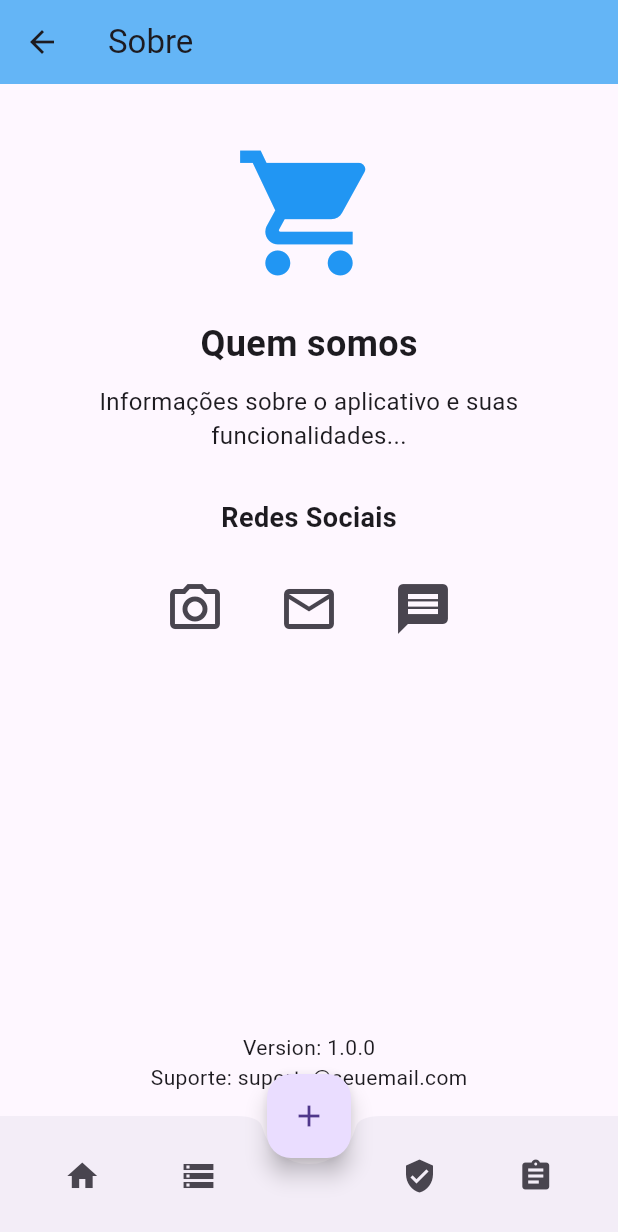
After one commit to LucasGoulartsl/Syncrol-, a Flutter app: the AboutPage screen opened directly, after a tap on the "email" icon, on a phone screen of 412 x 824 dp. The commit adds this screen. Shown: the top 1232 px of the screen. Run offline on Flutter 3.47's test engine with Material 3 defaults, Android fonts, the phone set to English and light mode, and no system bars; our stand-ins replace flutter_secure_storage, google_fonts; missing offline and left inert: mongo_dart; accounts and stored records are empty.

Commit message:
tela about adicionada

```diff
--- a/analysis_options.yaml
+++ b/analysis_options.yaml
@@ -9,6 +9,7 @@
 # packages, and plugins designed to encourage good coding practices.
 analyzer:
   errors:
+    deprecated_member_use: ignore
     unused_import: ignore
 include: package:flutter_lints/flutter.yaml
 
--- /dev/null
+++ b/lib/views/about_view.dart
@@ -0,0 +1,130 @@
+import 'package:flutter/material.dart';
+import 'package:url_launcher/url_launcher.dart';
+
+class AboutPage extends StatelessWidget {
+  const AboutPage({super.key});
+
+  // Funções para redirecionamento às redes sociais
+  void _launchInstagram() async {
+    const url =
+        'https://www.instagram.com/sampa.019'; //link do Instagram
+    if (await canLaunch(url)) {
+      await launch(url);
+    } else {
+      throw 'Não foi possível abrir $url';
+    }
+  }
+
+  void _launchEmail() async {
+    final Uri emailUri = Uri(
+      scheme: 'mailto',
+      path: 'lukasoliveiraoficial55@gmail.com', //  email
+      query: 'subject=Contato pelo App', // Assunto do email
+    );
+    if (await canLaunch(emailUri.toString())) {
+      await launch(emailUri.toString());
+    } else {
+      throw 'Não foi possível enviar o email';
+    }
+  }
+
+  void _launchTwitter() async {
+    const url = 'https://twitter.com/seu_perfil'; //link do Twitter
+    if (await canLaunch(url)) {
+      await launch(url);
+    } else {
+      throw 'Não foi possível abrir $url';
+    }
+  }
+
+  @override
+  Widget build(BuildContext context) {
+    return Scaffold(
+      appBar: AppBar(
+        title: const Text('Sobre'),
+        backgroundColor: Colors.blue[300],
+      ),
+      body: Padding(
+        padding: const EdgeInsets.all(16.0),
+        child: Column(
+          crossAxisAlignment: CrossAxisAlignment.center,
+          children: [
+            const SizedBox(height: 20),
+            const Icon(
+              Icons.shopping_cart, // Seu ícone personalizado aqui
+              size: 100,
+              color: Colors.blue,
+            ),
+            const SizedBox(height: 20),
+            const Text(
+              'Quem somos',
+              style: TextStyle(
+                fontSize: 24,
+                fontWeight: FontWeight.bold,
+              ),
+            ),
+            const SizedBox(height: 10),
+            const Text(
+              'Informações sobre o aplicativo e suas funcionalidades...',
+              textAlign: TextAlign.center,
+              style: TextStyle(fontSize: 16),
+            ),
+            const SizedBox(height: 30),
+            const Text(
+              'Redes Sociais',
+              style: TextStyle(
+                fontSize: 18,
+                fontWeight: FontWeight.bold,
+              ),
+            ),
+            const SizedBox(height: 20),
+            Row(
+              mainAxisAlignment: MainAxisAlignment.center,
+              children: [
+                IconButton(
+                  icon: const Icon(
+                      Icons.camera_alt_outlined), // ícone do Instagram
+                  onPressed: _launchInstagram,
+                  iconSize: 40,
+                ),
+                const SizedBox(width: 20),
+                IconButton(
+                  icon: const Icon(Icons.email_outlined), // ícone do Gmail
+                  onPressed: _launchEmail,
+                  iconSize: 40,
+                ),
+                const SizedBox(width: 20),
+                IconButton(
+                  icon: const Icon(Icons.message), // ícone do Twitter
+                  onPressed: _launchTwitter,
+                  iconSize: 40,
+                ),
+              ],
+            ),
+            const Spacer(),
+            const Text('Version: 1.0.0'),
+            const Text('Suporte: suporte@seuemail.com'),
+          ],
+        ),
+      ),
+      bottomNavigationBar: BottomAppBar(
+        shape: const CircularNotchedRectangle(),
+        child: Row(
+          mainAxisAlignment: MainAxisAlignment.spaceAround,
+          children: [
+            IconButton(icon: const Icon(Icons.home), onPressed: () {}),
+            IconButton(icon: const Icon(Icons.storage), onPressed: () {}),
+            const SizedBox(width: 40), // Espaço para o FloatingActionButton
+            IconButton(icon: const Icon(Icons.verified_user), onPressed: () {}),
+            IconButton(icon: const Icon(Icons.assignment), onPressed: () {}),
+          ],
+        ),
+      ),
+      floatingActionButton: FloatingActionButton(
+        onPressed: () {},
+        child: const Icon(Icons.add),
+      ),
+      floatingActionButtonLocation: FloatingActionButtonLocation.centerDocked,
+    );
+  }
+}
--- a/pubspec.yaml
+++ b/pubspec.yaml
@@ -40,6 +40,7 @@ dependencies:
   mongo_dart: ^0.10.3
   http: ^1.2.2
   flutter_secure_storage: ^9.2.2
+  url_launcher: ^6.3.1
 
 dev_dependencies:
   flutter_test:
```
Also changed, not shown: lib/controller/control_stock_controller.dart (+0 -10 lines), lib/controller/control_validate_controller.dart (+0 -10 lines), lib/views/control_stock_view.dart (+0 -12 lines), lib/views/control_validate_view.dart (+5 -18 lines), lib/views/relatorio_view.dart (deleted), pubspec.lock, 4 other files.
